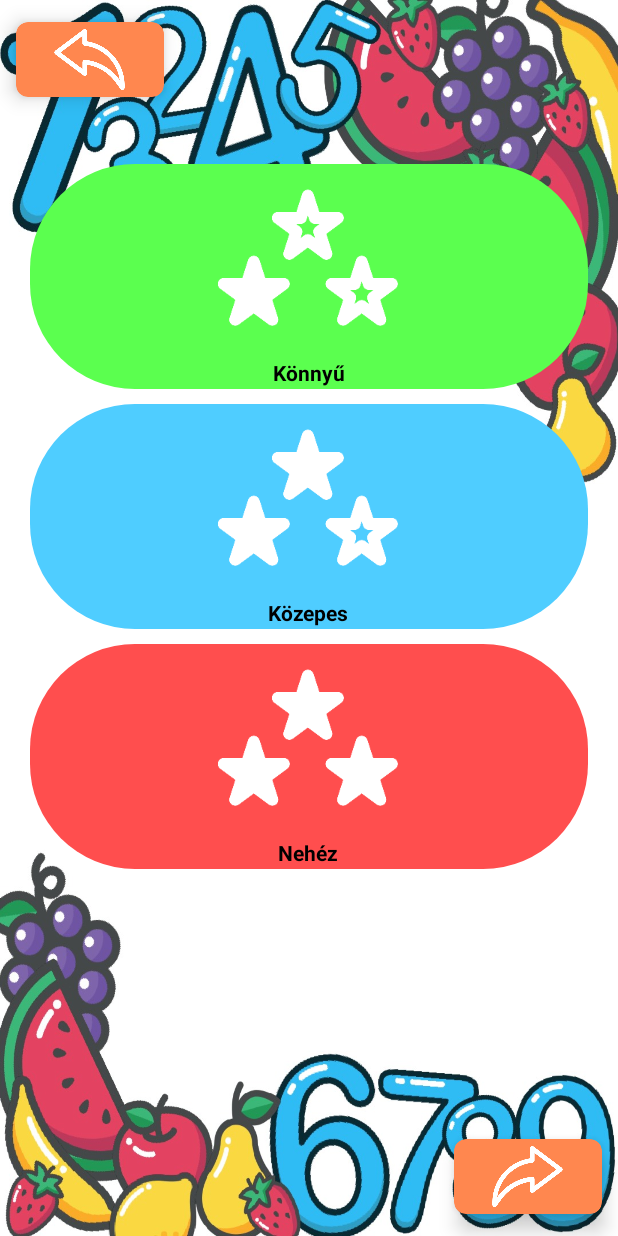
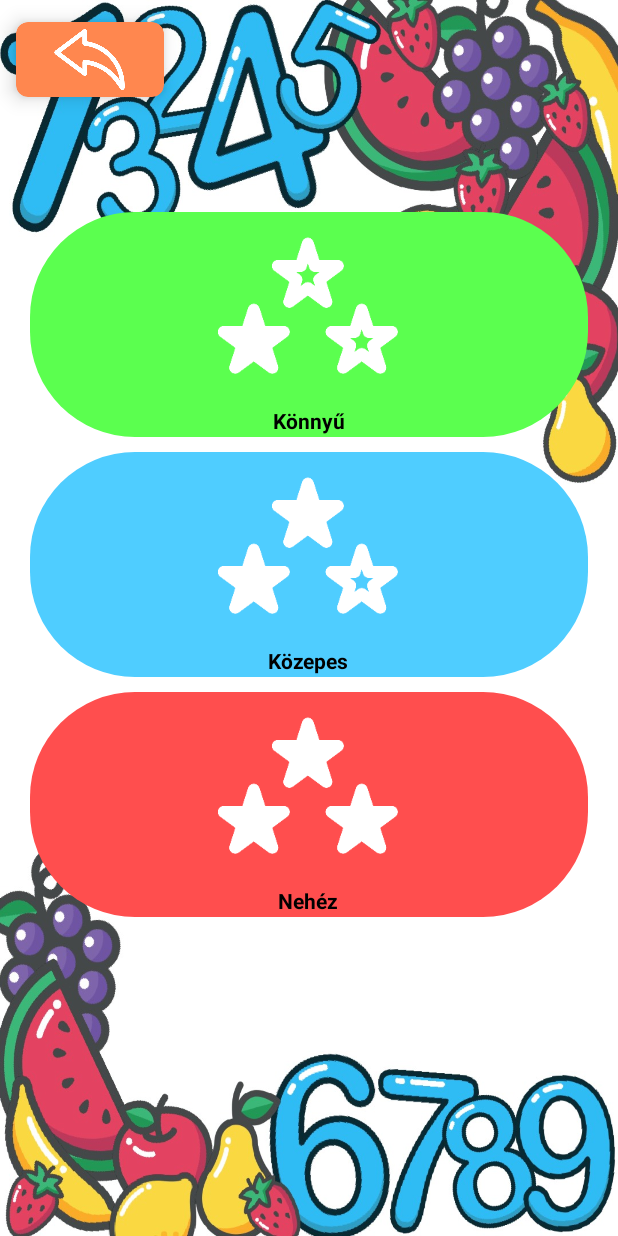
Before and after one commit to KulcsarVivi/Android-application, an Android app: the DifficultyLevelActivity screen opened directly, with no data from a screen before it, on a phone screen of 412 x 824 dp. Run offline under Robolectric (Android 15) with nearby library versions, the phone set to English and light mode, and no system bars.

Commit message:
Nehézségi szint kiválasztása

```diff
--- a/app/src/main/java/com/example/playfulmath/DifficultyLevelActivity.java
+++ b/app/src/main/java/com/example/playfulmath/DifficultyLevelActivity.java
@@ -12,7 +12,7 @@ import android.widget.RadioButton;
 
 public class DifficultyLevelActivity extends AppCompatActivity {
 
-    private CardView gameMenuBackCardView, difficultyLevelNextCardView;
+    private CardView gameMenuBackCardView;
     private RadioButton easy, medium, hard;
 
     @Override
@@ -24,17 +24,7 @@ public class DifficultyLevelActivity extends AppCompatActivity {
         medium = findViewById(R.id.mediumRadioButton);
         hard = findViewById(R.id.hardRadioButton);
 
-        difficultyLevelNextCardView = (CardView) findViewById(R.id.difficultyLevelNextCardView);
         gameMenuBackCardView = (CardView) findViewById(R.id.gameMenuBackCardView);
-
-        difficultyLevelNextCardView.setOnClickListener(new View.OnClickListener() {
-            @Override
-            public void onClick(View view) {
-                Intent intent = new Intent(DifficultyLevelActivity.this, FruitActivity.class);
-                startActivity(intent);
-                finish();
-            }
-        });
 
         gameMenuBackCardView.setOnClickListener(new View.OnClickListener() {
             @Override
@@ -44,7 +34,29 @@ public class DifficultyLevelActivity extends AppCompatActivity {
                 finish();
             }
         });
+        easy.setOnClickListener(new View.OnClickListener() {
+            @Override
+            public void onClick(View view) {
+                startFruit("easy");
+            }
+        });
+        medium.setOnClickListener(new View.OnClickListener() {
+            @Override
+            public void onClick(View view) {
+                startFruit("medium");
+            }
+        });
+        hard.setOnClickListener(new View.OnClickListener() {
+            @Override
+            public void onClick(View view) {
+                startFruit("hard");
+            }
+        });
     }
-    //TODO itt még majd be kell állítani a nehézséget activity indítás előtt!
-    // TODO kiválasztani a megfelelő szintet és egy buttonnal léptetni a kövi Activity-re
+
+    private void startFruit(String difficulty) {
+        Intent intent = new Intent(this, FruitActivity.class);
+        intent.putExtra("difficulty", difficulty);
+        startActivity(intent);
+    }
 }
--- a/app/src/main/res/layout/activity_difficulty_level.xml
+++ b/app/src/main/res/layout/activity_difficulty_level.xml
@@ -34,7 +34,9 @@
         android:id="@+id/radioGroup"
         android:layout_width="match_parent"
         android:layout_height="wrap_content"
-        android:layout_margin="20dp"
+        android:layout_marginTop="52dp"
+        android:layout_marginLeft="20dp"
+        android:layout_marginRight="20dp"
         android:orientation="vertical"
         android:layout_below="@+id/gameMenuBackCardView">
 
@@ -78,30 +80,4 @@
             android:textAlignment="center"/>
     </RadioGroup>
 
-    <androidx.cardview.widget.CardView
-        android:id="@+id/difficultyLevelNextCardView"
-        android:layout_width="120dp"
-        android:layout_height="wrap_content"
-        android:layout_gravity="fill"
-        app:cardBackgroundColor="@color/orange"
-        app:cardCornerRadius="8dp"
-        app:cardElevation="8dp"
-        app:cardUseCompatPadding="true"
-        android:layout_alignParentBottom="true"
-        android:layout_alignParentRight="true">
-
-        <LinearLayout
-            android:layout_width="wrap_content"
-            android:layout_height="wrap_content"
-            android:layout_gravity="center_vertical|center_horizontal"
-            android:gravity="center"
-            android:orientation="vertical">
-
-            <ImageView
-                android:layout_width="50dp"
-                android:layout_height="50dp"
-                android:src="@drawable/next_icon" />
-        </LinearLayout>
-    </androidx.cardview.widget.CardView>
-
 </RelativeLayout>
```
